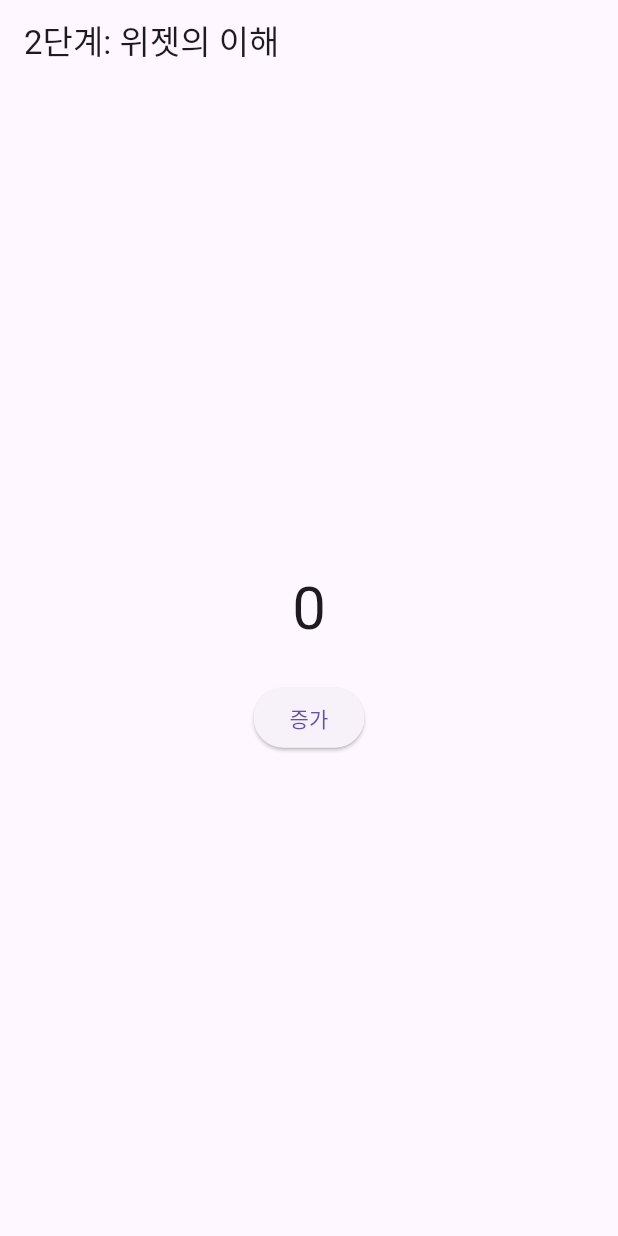
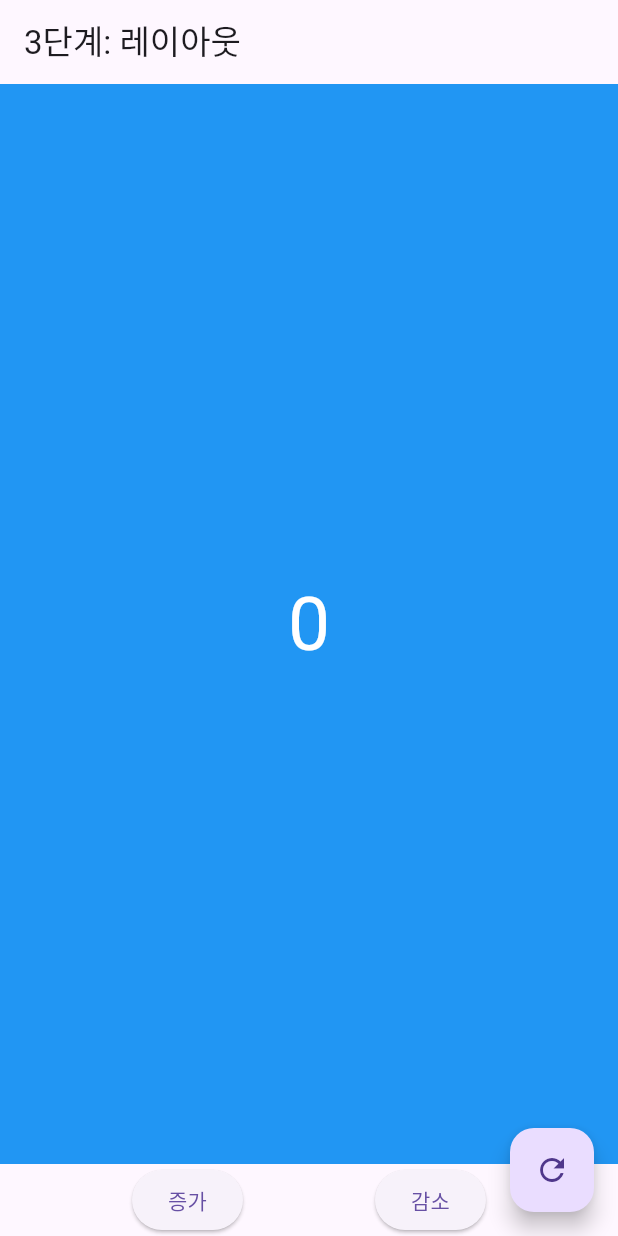
Before and after one commit to seongholim-11/flutter-study, a Flutter app: the screen it shows after launch, on a phone screen of 412 x 824 dp. Run offline on Flutter 3.47's test engine with Material 3 defaults, Android fonts, the phone set to English and light mode, and no system bars.

Commit message:
3단계 완료

```diff
--- a/lib/main.dart
+++ b/lib/main.dart
@@ -4,21 +4,19 @@ void main() {
   runApp(const MyApp());
 }
 
-/// 앱의 최상위 위젯
 class MyApp extends StatelessWidget {
-  const MyApp({super.key}); // const 생성자
+  const MyApp({super.key});
 
   @override
   Widget build(BuildContext context) {
     return const MaterialApp(
-      home: const CounterPage(),
+      home: CounterPage(),
     );
   }
 }
 
-/// 카운터 화면 (StatefulWidget)
 class CounterPage extends StatefulWidget {
-  const CounterPage({super.key}); // const 생성자
+  const CounterPage({super.key});
 
   @override
   State<CounterPage> createState() => _CounterPageState();
@@ -33,27 +31,52 @@ class _CounterPageState extends State<CounterPage> {
     });
   }
 
+  void _decrementCounter() {
+    setState(() {
+      _counter--;
+    });
+  }
+
+  void _resetCounter() {
+    setState(() {
+      _counter = 0;
+    });
+  }
+
   @override
   Widget build(BuildContext context) {
     return Scaffold(
-      appBar: AppBar(
-        title: const Text('2단계: 위젯의 이해'),
+      appBar: AppBar(title: const Text('3단계: 레이아웃')),
+      body: Column(
+        children: [
+          Expanded(
+            child: Container(
+              color: Colors.blue,
+              alignment: Alignment.center,
+              child: Text(
+                _counter.toString(),
+                style: const TextStyle(fontSize: 50, color: Colors.white),
               ),
-      body: Center(
-        child: Column(
-          mainAxisAlignment: MainAxisAlignment.center,
+            ),
+          ),
+          Row(
+            mainAxisAlignment: MainAxisAlignment.spaceEvenly,
             children: [
-            Text(
-              '$_counter',
-              style: const TextStyle(fontSize: 40),
-            ),
-            const SizedBox(height: 20),
               ElevatedButton(
                 onPressed: _incrementCounter,
-              child: const Text('증가'),
+                child: const Text("증가"),
+              ),
+              ElevatedButton(
+                onPressed: _decrementCounter,
+                child: const Text("감소"),
               ),
             ],
           ),
+        ],
+      ),
+      floatingActionButton: FloatingActionButton(
+        onPressed: _resetCounter,
+        child: const Icon(Icons.refresh),
       ),
     );
   }
```
Lines whose indentation alone changed are shown as unchanged.
